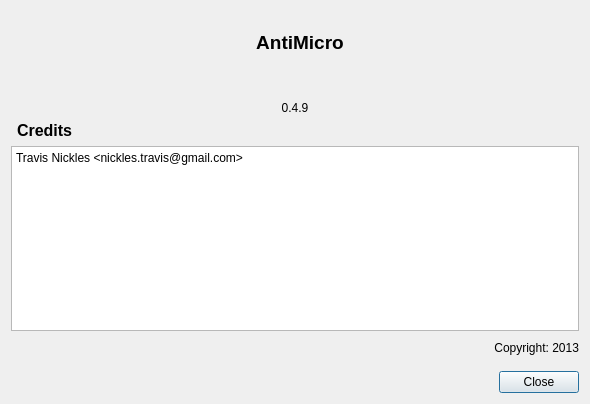
This is aboutdialog.ui in AntiMicroX/antimicrox as Qt 5 draws it before an edit. The edited form follows.
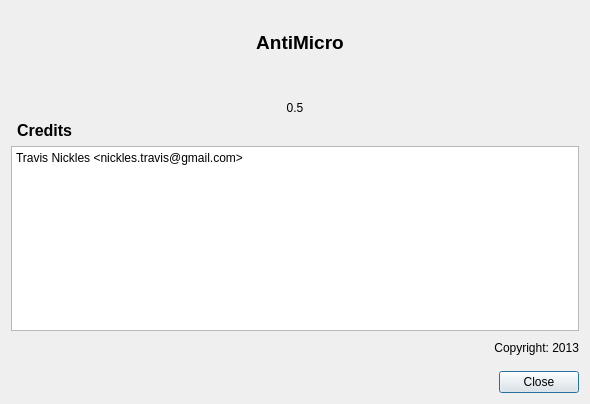
This is the edited form. Icons and pictures are not drawn.

Patch:
```diff
--- a/aboutdialog.ui
+++ b/aboutdialog.ui
@@ -109,7 +109,7 @@
       </sizepolicy>
      </property>
      <property name="text">
-      <string>0.4.9</string>
+      <string>0.5</string>
      </property>
      <property name="alignment">
       <set>Qt::AlignCenter</set>
```
